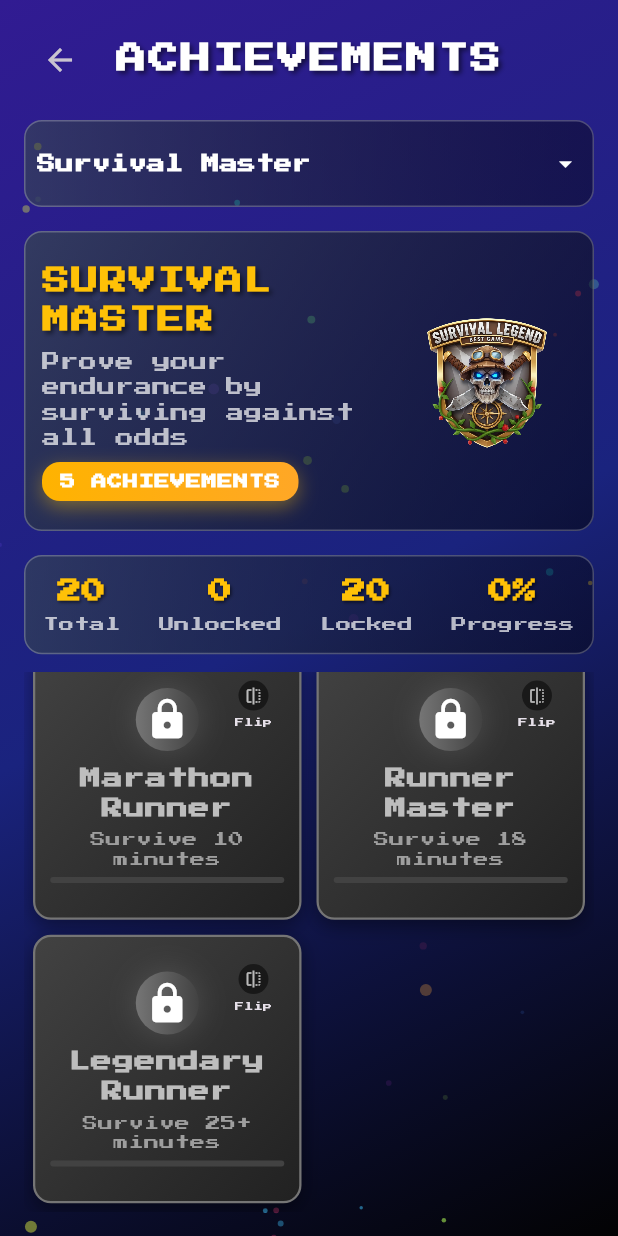
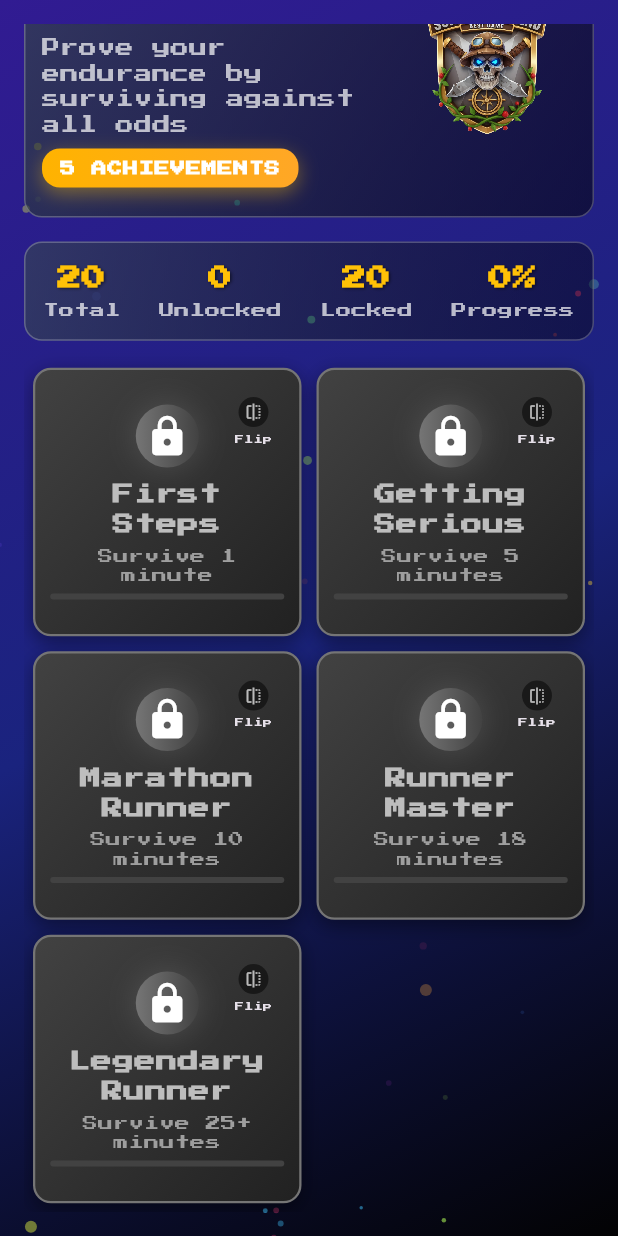
Before and after one commit to PHarshilLadila/mirror-world-runner, a Flutter app: the AchivementsScreen screen opened directly, scrolled down 209 dp, on a phone screen of 412 x 824 dp. Run offline on Flutter 3.47's test engine with Material 3 defaults, Android fonts, the phone set to English and light mode, and no system bars; our stand-ins replace cloud_firestore, firebase_auth, firebase_core, google_fonts, shared_preferences, vibration; missing offline and left inert: flame, flame_audio; accounts and stored records are empty.

Commit message:
Manage scroll in achievement screen

```diff
--- a/lib/screens/achivements_screen.dart
+++ b/lib/screens/achivements_screen.dart
@@ -1,10 +1,9 @@
-// ignore_for_file: deprecated_member_use
+// ignore_for_file: deprecated_member_use, use_build_context_synchronously
 
 import 'package:flutter/foundation.dart';
 import 'package:flutter/material.dart';
 import 'package:flutter/scheduler.dart';
 import 'package:mirror_world_runner/widgets/achievement_card.dart';
-import 'package:mirror_world_runner/widgets/holographic_button.dart';
 import 'package:mirror_world_runner/widgets/particle_painter.dart';
 import 'package:mirror_world_runner/widgets/particles.dart';
 import 'package:mirror_world_runner/providers/achievements_provider.dart';
@@ -60,7 +59,6 @@ class _AchivementsScreenState extends State<AchivementsScreen>
       ),
     );
 
-    // Initialize after widget is built and providers are available
     WidgetsBinding.instance.addPostFrameCallback((_) {
       _initializeAchievements();
       _startCategoryAnimation();
@@ -90,9 +88,8 @@ class _AchivementsScreenState extends State<AchivementsScreen>
     final userId = preferences.getString("USERID") ?? "";
 
     if (userId.isNotEmpty) {
-      print('User ID from SharedPreferences: $userId');
+      debugPrint('User ID from SharedPreferences: $userId');
 
-      // Use the SAME provider instance that's in the widget tree
       final achievementsProvider = Provider.of<AchievementsProvider>(
         context,
         listen: false,
@@ -101,7 +98,7 @@ class _AchivementsScreenState extends State<AchivementsScreen>
 
       _isInitialized = true;
     } else {
-      print('No user ID found in SharedPreferences');
+      debugPrint('No user ID found in SharedPreferences');
     }
   }
 
@@ -305,7 +302,6 @@ class _AchivementsScreenState extends State<AchivementsScreen>
                   ),
                 ),
               ),
-
               RepaintBoundary(
                 child: ValueListenableBuilder<int>(
                   valueListenable: _particleNotifier,
@@ -317,13 +313,13 @@ class _AchivementsScreenState extends State<AchivementsScreen>
                   },
                 ),
               ),
-
               SafeArea(
                 child: Padding(
                   padding: EdgeInsets.all(headerPadding),
-                  child: Column(
-                    children: [
-                      SizedBox(
+                  child: CustomScrollView(
+                    slivers: [
+                      SliverToBoxAdapter(
+                        child: SizedBox(
                           width: double.infinity,
                           child: Stack(
                             alignment: Alignment.center,
@@ -351,7 +347,9 @@ class _AchivementsScreenState extends State<AchivementsScreen>
                             ],
                           ),
                         ),
-                      SizedBox(
+                      ),
+                      SliverToBoxAdapter(
+                        child: SizedBox(
                           height:
                               isDesktop
                                   ? 30
@@ -359,8 +357,9 @@ class _AchivementsScreenState extends State<AchivementsScreen>
                                   ? 20
                                   : 16,
                         ),
-
-                      Consumer<AchievementsProvider>(
+                      ),
+                      SliverToBoxAdapter(
+                        child: Consumer<AchievementsProvider>(
                           builder: (context, provider, _) {
                             return Container(
                               padding: EdgeInsets.symmetric(
@@ -419,8 +418,9 @@ class _AchivementsScreenState extends State<AchivementsScreen>
                             );
                           },
                         ),
-
-                      SizedBox(
+                      ),
+                      SliverToBoxAdapter(
+                        child: SizedBox(
                           height:
                               isDesktop
                                   ? 25
@@ -428,7 +428,9 @@ class _AchivementsScreenState extends State<AchivementsScreen>
                                   ? 18
                                   : 16,
                         ),
-                      AnimatedBuilder(
+                      ),
+                      SliverToBoxAdapter(
+                        child: AnimatedBuilder(
                           animation: _categoryAnimationController,
                           builder: (context, child) {
                             return Container(
@@ -476,7 +478,6 @@ class _AchivementsScreenState extends State<AchivementsScreen>
                                       ),
                                     ),
                                   ),
-
                                   Padding(
                                     padding: EdgeInsets.all(
                                       isDesktop
@@ -538,12 +539,12 @@ class _AchivementsScreenState extends State<AchivementsScreen>
                                                     fontWeight: FontWeight.w500,
                                                   ),
                                                   maxLines: 4,
-                                                overflow: TextOverflow.ellipsis,
+                                                  overflow:
+                                                      TextOverflow.ellipsis,
                                                 ),
                                                 SizedBox(
                                                   height: isDesktop ? 12 : 8,
                                                 ),
-
                                                 Container(
                                                   padding: EdgeInsets.symmetric(
                                                     horizontal:
@@ -558,7 +559,9 @@ class _AchivementsScreenState extends State<AchivementsScreen>
                                                       ],
                                                     ),
                                                     borderRadius:
-                                                      BorderRadius.circular(12),
+                                                        BorderRadius.circular(
+                                                          12,
+                                                        ),
                                                     boxShadow: [
                                                       BoxShadow(
                                                         color: Colors.amber
@@ -580,7 +583,8 @@ class _AchivementsScreenState extends State<AchivementsScreen>
                                                               : isTablet
                                                               ? 12
                                                               : 10,
-                                                    fontWeight: FontWeight.bold,
+                                                      fontWeight:
+                                                          FontWeight.bold,
                                                       color: Colors.white,
                                                       letterSpacing: 0.5,
                                                     ),
@@ -593,7 +597,6 @@ class _AchivementsScreenState extends State<AchivementsScreen>
                                             ),
                                           ),
                                         ),
-
                                         Expanded(
                                           flex: 1,
                                           child: ScaleTransition(
@@ -605,7 +608,8 @@ class _AchivementsScreenState extends State<AchivementsScreen>
                                                   _currentCategory,
                                                 ),
                                                 fit: BoxFit.contain,
-                                              filterQuality: FilterQuality.high,
+                                                filterQuality:
+                                                    FilterQuality.high,
                                               ),
                                             ),
                                           ),
@@ -618,8 +622,9 @@ class _AchivementsScreenState extends State<AchivementsScreen>
                             );
                           },
                         ),
-
-                      Consumer<AchievementsProvider>(
+                      ),
+                      SliverToBoxAdapter(
+                        child: Consumer<AchievementsProvider>(
                           builder: (context, provider, _) {
                             final unlockedCount =
                                 provider.unlockedAchievementsCount;
@@ -663,21 +668,18 @@ class _AchivementsScreenState extends State<AchivementsScreen>
                                     statValueFontSize,
                                     statLabelFontSize,
                                   ),
-
                                   _buildStatItem(
                                     unlockedCount.toString(),
                                     "Unlocked",
                                     statValueFontSize,
                                     statLabelFontSize,
                                   ),
-
                                   _buildStatItem(
                                     (totalCount - unlockedCount).toString(),
                                     "Locked",
                                     statValueFontSize,
                                     statLabelFontSize,
                                   ),
-
                                   _buildStatItem(
                                     "${(progressPercentage * 100).toStringAsFixed(0)}%",
                                     "Progress",
@@ -689,8 +691,10 @@ class _AchivementsScreenState extends State<AchivementsScreen>
                             );
                           },
                         ),
+                      ),
                       if (!(isMobile && height > width && width < 400))
-                        SizedBox(
+                        SliverToBoxAdapter(
+                          child: SizedBox(
                             height:
                                 isDesktop
                                     ? 20
@@ -698,13 +702,13 @@ class _AchivementsScreenState extends State<AchivementsScreen>
                                     ? 16
                                     : 12,
                           ),
-
-                      Expanded(
-                        child: Consumer<AchievementsProvider>(
+                        ),
+                      Consumer<AchievementsProvider>(
                         builder: (context, provider, _) {
                           final achievements = provider.currentAchievements;
-                            return GridView.builder(
+                          return SliverPadding(
                             padding: EdgeInsets.all(gridPadding),
+                            sliver: SliverGrid(
                               gridDelegate:
                                   SliverGridDelegateWithFixedCrossAxisCount(
                                     crossAxisCount: crossAxisCount,
@@ -722,8 +726,10 @@ class _AchivementsScreenState extends State<AchivementsScreen>
                                             : 10,
                                     childAspectRatio: childAspectRatio,
                                   ),
-                              itemCount: achievements.length,
-                              itemBuilder: (context, index) {
+                              delegate: SliverChildBuilderDelegate((
+                                context,
+                                index,
+                              ) {
                                 final achv = achievements[index];
                                 final achievementProgress = provider
                                     .getAchievementProgress(
@@ -766,10 +772,10 @@ class _AchivementsScreenState extends State<AchivementsScreen>
                                         achievementDescFontSize,
                                   ),
                                 );
-                              },
+                              }, childCount: achievements.length),
+                            ),
                           );
                         },
-                        ),
                       ),
                     ],
                   ),
--- a/lib/widgets/achievement_card.dart
+++ b/lib/widgets/achievement_card.dart
@@ -1,3 +1,5 @@
+// ignore_for_file: deprecated_member_use
+
 import 'package:flutter/material.dart';
 
 class AchievementCard extends StatefulWidget {
```
Lines whose indentation alone changed are shown as unchanged.
